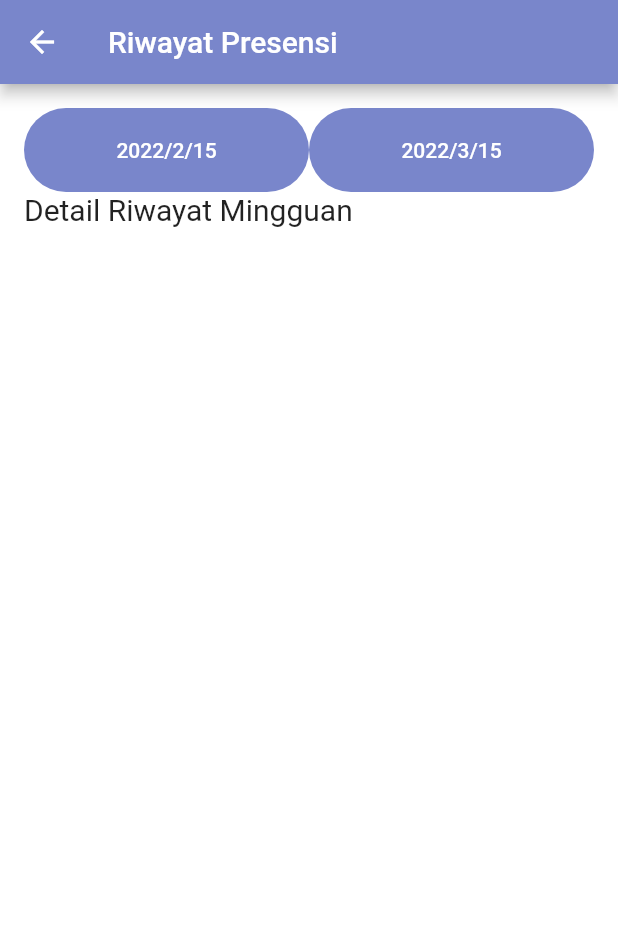
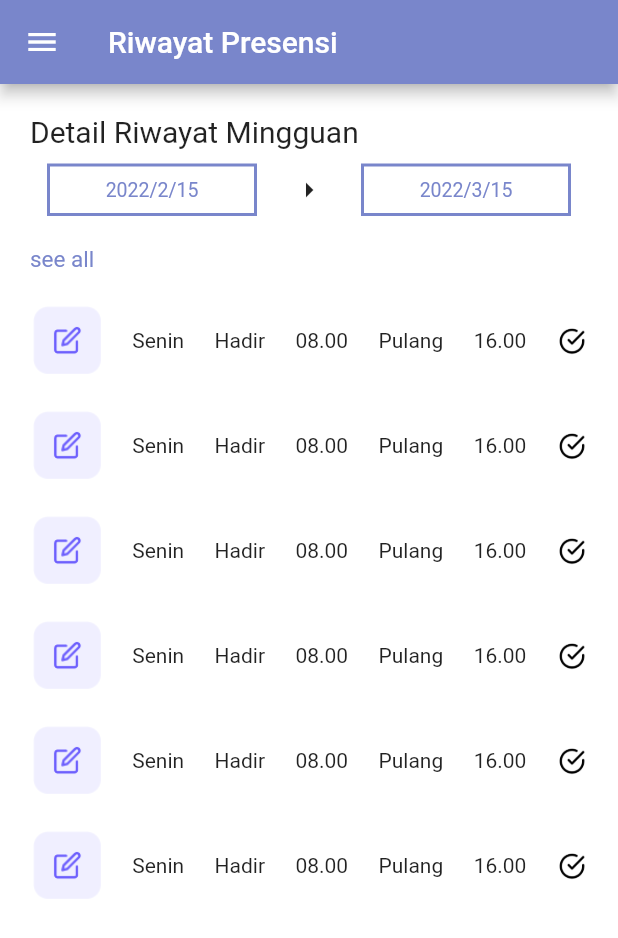
Before and after one commit to dewiokta/Flutter-Attendance, a Flutter app: the MainDrawer widget shown alone on an empty page, opened directly, after a tap on "Riwayat Presensi", on a phone screen of 412 x 824 dp. Shown: the top 938 px of the screen. Run offline on Flutter 3.47's test engine with Material 2 defaults, Android fonts, the phone set to English and light mode, and no system bars; drawn by our look-alikes of getwidget; our stand-ins replace circular_profile_avatar; network calls fail.

Commit message:
presensi, riwayat done + fixing

```diff
--- a/lib/components/date_picker.dart
+++ /dev/null
@@ -1,74 +0,0 @@
-import 'package:flutter/material.dart';
-import 'package:flutter_attendance/components/rounded_button.dart';
-import 'package:flutter_attendance/constants.dart';
-
-class DatePickerWidget extends StatefulWidget {
-  @override
-  State<DatePickerWidget> createState() => _DatePickerWidgetState();
-}
-
-class _DatePickerWidgetState extends State<DatePickerWidget> {
-  DateTimeRange dateRange =
-      DateTimeRange(start: DateTime(2022, 2, 15), end: DateTime(2022, 3, 15));
-  @override
-  Widget build(BuildContext context) {
-    final start = dateRange.start;
-    final end = dateRange.end;
-
-    return Scaffold(
-      appBar: AppBar(
-        title: Text("Riwayat Presensi"),
-        backgroundColor: kPrimaryColor,
-      ),
-      body: ListView(
-        children: [
-          Container(
-            padding: EdgeInsets.all(16),
-            child: Column(
-              children: <Widget>[
-                Row(
-                  mainAxisAlignment: MainAxisAlignment.spaceBetween,
-                  children: [
-                    Expanded(
-                      child: RoundedButton(
-                          text: '${start.year}/${start.month}/${start.day}',
-                          press: pickDate),
-                    ),
-                    SizedBox(height: 12),
-                    Expanded(
-                      child: RoundedButton(
-                          text: '${end.year}/${end.month}/${end.day}',
-                          press: pickDate),
-                    ),
-                  ],
-                ),
-
-                Row(
-                  children: const [
-                    Text(
-                      "Detail Riwayat Mingguan",
-                      style: TextStyle(fontSize: 20),
-                    ),
-                  ],
-                ),
-              ],
-            ),
-          ),
-        ],
-      ),
-    );
-  }
-
-  Future pickDate() async {
-    DateTimeRange? newDateRange = await showDateRangePicker(
-      context: context,
-      initialDateRange: dateRange,
-      firstDate: DateTime(1900),
-      lastDate: DateTime(2100),
-    );
-
-    if (newDateRange == null) return; //press X
-
-    setState(() => dateRange = newDateRange);
-  }
-}
--- a/lib/maindrawer.dart
+++ b/lib/maindrawer.dart
@@ -1,6 +1,7 @@
 import 'dart:io';
 import 'package:flutter/material.dart';
-import 'package:flutter_attendance/components/date_picker.dart';
+import 'package:flutter_attendance/pages/presensi/presensi.dart';
+import 'package:flutter_attendance/pages/riwayat/riwayat.dart';
 import 'package:flutter_attendance/pages/login/login_screen.dart';
 import 'package:flutter_attendance/pages/profile/profile.dart';
 
@@ -31,7 +32,7 @@ class _MaindrawState extends State<MainDrawer> {
                 radius: 80,
                 backgroundColor: Color(00000),
                 child: ClipOval(
-                  child: new SizedBox(
+                  child: SizedBox(
                     width: 160.0,
                     height: 130.0,
                     child: Image.asset(
@@ -41,17 +42,17 @@ class _MaindrawState extends State<MainDrawer> {
                   ),
                 ),
               ),
-              SizedBox(
+              const SizedBox(
                 height: 2.0,
               ),
-              Text(
+              const Text(
                 " Nama User ",
                 style: TextStyle(
                   fontSize: 22.0,
                   fontWeight: FontWeight.w800,
                 ),
               ),
-              SizedBox(
+              const SizedBox(
                 height: 5.0,
               ),
             ],
@@ -81,7 +82,7 @@ class _MaindrawState extends State<MainDrawer> {
       ),
       ListTile(
         onTap: () => Navigator.of(context)
-            .push(MaterialPageRoute(builder: (context) => HomePage())),
+            .push(MaterialPageRoute(builder: (context) => Presensi())),
         leading: Icon(
           Icons.camera_enhance_rounded,
           color: Colors.indigo[400],
@@ -99,7 +100,7 @@ class _MaindrawState extends State<MainDrawer> {
       ),
       ListTile(
         onTap: () => Navigator.of(context)
-            .push(MaterialPageRoute(builder: (context) => DatePickerWidget())),
+            .push(MaterialPageRoute(builder: (context) => RiwayatWidget())),
         leading: Icon(
           Icons.history,
           color: Colors.indigo[400],
--- a/lib/pages/home/home.dart
+++ b/lib/pages/home/home.dart
@@ -1,6 +1,6 @@
 import 'package:flutter/material.dart';
+import 'package:flutter_attendance/pages/riwayat/riwayat.dart';
 import 'package:flutter_attendance/constants.dart';
-
 import 'package:flutter_attendance/pages/profile/profile.dart';
 import 'homeMenu.dart';
 import '../../maindrawer.dart';
@@ -53,7 +53,7 @@ class _HomePageState extends State<HomePage> {
               text: "Riwayat Presensi",
               icon: "assets/icons/Log out.svg",
               press: () => Navigator.of(context)
-                  .push(MaterialPageRoute(builder: (context) => ProfilePage())),
+                  .push(MaterialPageRoute(builder: (context) => RiwayatWidget())),
             ),
             HomeMenu(
               text: "Log Out",
--- /dev/null
+++ b/lib/pages/riwayat/list_riwayat.dart
@@ -0,0 +1,65 @@
+import 'package:flutter/material.dart';
+
+class ListRiwayat extends StatefulWidget {
+  const ListRiwayat({
+    Key? key,
+  }) : super(key: key);
+
+  @override
+  State<ListRiwayat> createState() => _ListRiwayatState();
+}
+
+class _ListRiwayatState extends State<ListRiwayat> {
+  @override
+  Widget build(BuildContext context) {
+    return Container(
+      child: Row(
+        mainAxisAlignment: MainAxisAlignment.spaceBetween,
+        children: [
+          Column(
+            children: const <Widget>[
+              Image(
+                image: AssetImage("assets/images/riwayat.png"),
+                height: 50,
+              )
+            ],
+          ),
+          Column(
+            children: const <Widget>[
+              Text("Senin",),
+            ],
+          ),
+          Column(
+            children: const <Widget>[
+              Text("Hadir",),
+            ],
+          ),
+          Column(
+            children: const <Widget>[
+              Text("08.00",),
+            ],
+          ),
+          Column(
+            children: const <Widget>[
+              Text("Pulang",),
+            ],
+          ),
+          Column(
+            children: const <Widget>[
+              Text("16.00",),
+            ],
+          ),
+          Column(
+            children: const <Widget>[
+              Image(
+                image: AssetImage("assets/images/centang-riwayat.png"),
+                height: 20,
+              )
+            ],
+          ),
+        ],
+      ),
+
+    );
+  }
+}
--- /dev/null
+++ b/lib/pages/riwayat/riwayat.dart
@@ -0,0 +1,117 @@
+import 'package:flutter/material.dart';
+import 'package:flutter_attendance/components/rounded_button.dart';
+import 'package:flutter_attendance/constants.dart';
+import 'package:flutter_attendance/maindrawer.dart';
+import 'package:flutter_attendance/pages/riwayat/list_riwayat.dart';
+import 'package:getwidget/getwidget.dart';
+
+class RiwayatWidget extends StatefulWidget {
+  @override
+  State<RiwayatWidget> createState() => _RiwayatWidgetState();
+}
+
+class _RiwayatWidgetState extends State<RiwayatWidget> {
+  DateTimeRange dateRange =
+      DateTimeRange(start: DateTime(2022, 2, 15), end: DateTime(2022, 3, 15));
+  @override
+  Widget build(BuildContext context) {
+    final start = dateRange.start;
+    final end = dateRange.end;
+
+    return Scaffold(
+      appBar: AppBar(
+        title: const Text("Riwayat Presensi"),
+        backgroundColor: kPrimaryColor,
+      ),
+      drawer: Drawer(
+        child: MainDrawer(),
+      ),
+      body: ListView(
+        children: [
+          Container(
+            margin: const EdgeInsets.all(20),
+            child: Column(
+              mainAxisAlignment: MainAxisAlignment.spaceEvenly,
+              children: <Widget>[
+                Row(
+                  children: const [
+                    Text(
+                      "Detail Riwayat Mingguan",
+                      style: TextStyle(fontSize: 20),
+                    ),
+                  ],
+                ),
+                SizedBox(height: 10),
+                Row(
+                  mainAxisAlignment: MainAxisAlignment.spaceAround,
+                  children: [
+                    SizedBox(
+                      width: 140,
+                      child: GFButton(
+                        onPressed: pickDate,
+                        text: "${start.year}/${start.month}/${start.day}",
+                        shape: GFButtonShape.square,
+                        type: GFButtonType.outline2x,
+                        color: kPrimaryColor,
+                      ),
+                    ),
+                    const SizedBox(
+                      child: Icon(Icons.arrow_right),
+                    ),
+                    SizedBox(
+                      width: 140,
+                      child: GFButton(
+                        onPressed: pickDate,
+                        text: "${end.year}/${end.month}/${end.day}",
+                        shape: GFButtonShape.square,
+                        type: GFButtonType.outline2x,
+                        color: kPrimaryColor,
+
+                      ),
+                    ),
+                  ],
+                ),
+                SizedBox(height: 20),
+                Row(
+                  children: const [
+                    Text(
+                      "see all",
+                      style: TextStyle(fontSize: 15, color: kPrimaryColor),
+                      textAlign: TextAlign.center,
+                    ),
+                  ],
+                ),
+                SizedBox(height: 20),
+                const ListRiwayat(),
+                SizedBox(height: 20),
+                const ListRiwayat(),
+                SizedBox(height: 20),
+                const ListRiwayat(),
+                SizedBox(height: 20),
+                const ListRiwayat(),
+                SizedBox(height: 20),
+                const ListRiwayat(),
+                SizedBox(height: 20),
+                const ListRiwayat(),
+                SizedBox(height: 20),
+              ],
+            ),
+          ),
+        ],
+      ),
+    );
+  }
+
+  Future pickDate() async {
+    DateTimeRange? newDateRange = await showDateRangePicker(
+      context: context,
+      initialDateRange: dateRange,
+      firstDate: DateTime(1900),
+      lastDate: DateTime(2100),
+    );
+
+    if (newDateRange == null) return; //press X
+
+    setState(() => dateRange = newDateRange);
+  }
+}
--- a/pubspec.yaml
+++ b/pubspec.yaml
@@ -29,6 +29,7 @@ environment:
 dependencies:
   flutter:
     sdk: flutter
+  getwidget: ^2.0.4
 
 
   # The following adds the Cupertino Icons font to your application.
```
Also changed, not shown: lib/pages/presensi/presensi.dart (added, +59 -0 lines), lib/pages/presensi/presensi_hadir.dart (added, +53 -0 lines), lib/pages/presensi/presensi_pulang.dart (added, +53 -0 lines), lib/pages/profile/stack_contanier.dart (+4 -5 lines), assets/images/centang-riwayat.png (added), assets/images/doc.png (added), assets/images/presensi.png (added), assets/images/riwayat.png (added), pubspec.lock.
